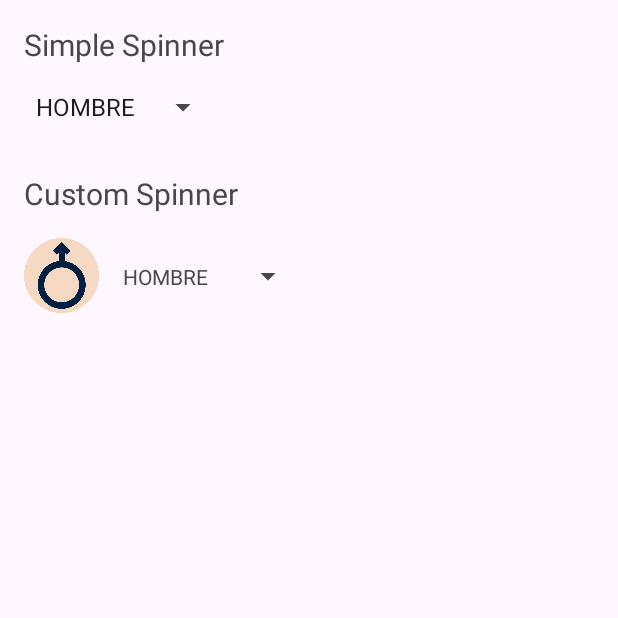
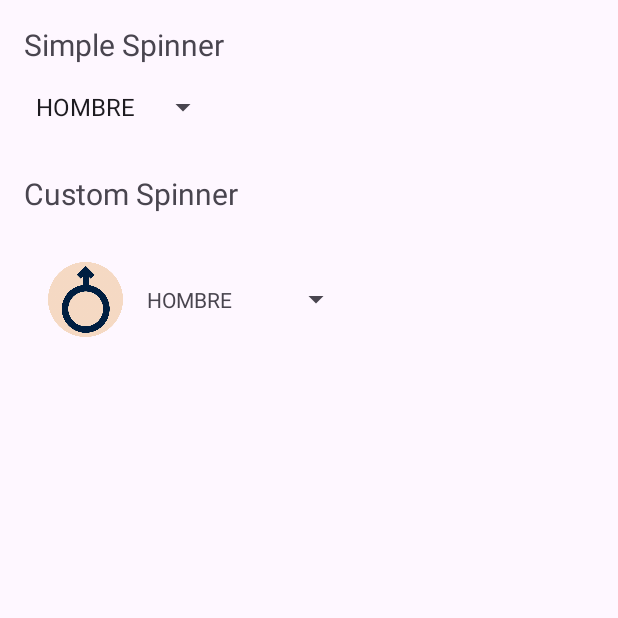
Before and after one commit to ieslavereda/SpinnerAndroidExample, an Android app: the screen it shows after launch (MainActivity), on a phone screen of 412 x 824 dp, the top half of it. Run offline under Robolectric (Android 15) with nearby library versions, the phone set to English and light mode, and no system bars.

Commit message:
Inicial commit

```diff
--- a/app/src/main/java/es/ieslavereda/myapplication/CustomArrayAdapter.java
+++ b/app/src/main/java/es/ieslavereda/myapplication/CustomArrayAdapter.java
@@ -12,15 +12,18 @@ import androidx.annotation.NonNull;
 import androidx.annotation.Nullable;
 
 import java.util.ArrayList;
-import java.util.Arrays;
 import java.util.List;
 
 public class CustomArrayAdapter<T extends Listable> extends ArrayAdapter<T> {
 
-    private List<T> objects;
+    private int resource;
+
+    public CustomArrayAdapter(@NonNull Context context, int resource, @NonNull List<T> objects) {
+        super(context, resource, objects);
+        this.resource = resource;
+    }
     public CustomArrayAdapter(@NonNull Context context, int resource, @NonNull T[] objects) {
-        super(context, resource, objects);
-        this.objects = new ArrayList<>(Arrays.asList(objects));
+        this(context, resource, new ArrayList<>(List.of(objects)));
     }
 
     @NonNull
@@ -29,16 +32,16 @@ public class CustomArrayAdapter<T extends Listable> extends ArrayAdapter<T> {
 
         View listItem = convertView;
         if(listItem == null)
-            listItem = LayoutInflater.from(getContext()).inflate(R.layout.spinner,parent,false);
+            listItem = LayoutInflater.from(getContext()).inflate(resource,parent,false);
 
-        T object = objects.get(position);
+        T object = getItem(position);
 
         ImageView image = listItem.findViewById(R.id.imageView);
 
         image.setImageResource(object.getDrawableSimbol());
 
         TextView name = listItem.findViewById(R.id.text);
-        name.setText(object.getText());
+        name.setText(object.getDescription());
 
         return listItem;
     }
@@ -47,16 +50,16 @@ public class CustomArrayAdapter<T extends Listable> extends ArrayAdapter<T> {
     public View getDropDownView(int position, @Nullable View convertView, @NonNull ViewGroup parent) {
         View listItem = convertView;
         if(listItem == null)
-            listItem = LayoutInflater.from(getContext()).inflate(R.layout.spinner,parent,false);
+            listItem = LayoutInflater.from(getContext()).inflate(resource,parent,false);
 
-        T object = objects.get(position);
+        T object = getItem(position);
 
         ImageView image = listItem.findViewById(R.id.imageView);
 
         image.setImageResource(object.getDrawableImage());
 
         TextView name = listItem.findViewById(R.id.text);
-        name.setText(object.getText());
+        name.setText(object.getDescription());
 
         return listItem;
     }
--- a/app/src/main/java/es/ieslavereda/myapplication/Listable.java
+++ b/app/src/main/java/es/ieslavereda/myapplication/Listable.java
@@ -1,7 +1,7 @@
 package es.ieslavereda.myapplication;
 
 public interface Listable {
-    String getText();
+    String getDescription();
     int getDrawableSimbol();
     int getDrawableImage();
 }
--- a/app/src/main/java/es/ieslavereda/myapplication/MainActivity.java
+++ b/app/src/main/java/es/ieslavereda/myapplication/MainActivity.java
@@ -21,7 +21,7 @@ public class MainActivity extends AppCompatActivity {
 
         simpleSpinner.setAdapter(new ArrayAdapter<>(this, android.R.layout.simple_spinner_item,Sexo.values()));
 
-        spinner.setAdapter(new CustomArrayAdapter<Sexo>(this,android.R.layout.simple_spinner_item,Sexo.values()));
+        spinner.setAdapter(new CustomArrayAdapter<Sexo>(this,R.layout.custom_spinner_item,Sexo.values()));
 
     }
 
@@ -29,18 +29,18 @@ public class MainActivity extends AppCompatActivity {
         HOMBRE,MUJER;
 
         @Override
-        public String getText() {
+        public String getDescription() {
             return this.name();
         }
 
         @Override
         public int getDrawableSimbol() {
-            return (Sexo.valueOf(this.name()).equals(HOMBRE))?R.drawable.s_mas:R.drawable.s_fem;
+            return this.equals(HOMBRE)?R.drawable.s_mas:R.drawable.s_fem;
         }
 
         @Override
         public int getDrawableImage() {
-            return (Sexo.valueOf(this.name()).equals(HOMBRE))?R.drawable.i_mas:R.drawable.i_fem;
+            return this.equals(HOMBRE)?R.drawable.i_mas:R.drawable.i_fem;
         }
     }
 }
--- a/app/src/main/res/layout/spinner.xml
+++ b/app/src/main/res/layout/custom_spinner_item.xml
@@ -9,17 +9,23 @@
         android:id="@+id/text"
         android:layout_width="wrap_content"
         android:layout_height="wrap_content"
+        android:layout_marginEnd="16dp"
         android:padding="16dp"
         android:text="TextView"
-        app:layout_constraintBottom_toBottomOf="parent"
+        app:layout_constraintBottom_toBottomOf="@+id/imageView"
+        app:layout_constraintEnd_toEndOf="parent"
         app:layout_constraintStart_toEndOf="@+id/imageView"
-        app:layout_constraintTop_toTopOf="parent" />
+        app:layout_constraintTop_toTopOf="@+id/imageView" />
 
     <ImageView
         android:id="@+id/imageView"
         android:layout_width="50dp"
         android:layout_height="50dp"
+        android:layout_marginStart="16dp"
+        android:layout_marginTop="16dp"
+        android:layout_marginBottom="16dp"
+        app:layout_constraintBottom_toBottomOf="parent"
         app:layout_constraintStart_toStartOf="parent"
         app:layout_constraintTop_toTopOf="parent"
-        app:srcCompat="@drawable/ic_launcher_foreground" />
+        app:srcCompat="@drawable/ic_launcher_background" />
 </androidx.constraintlayout.widget.ConstraintLayout>
--- a/build.gradle
+++ b/build.gradle
@@ -1,5 +1,5 @@
 // Top-level build file where you can add configuration options common to all sub-projects/modules.
 plugins {
-    id 'com.android.application' version '8.3.0' apply false
-    id 'com.android.library' version '8.3.0' apply false
+    id 'com.android.application' version '8.3.1' apply false
+    id 'com.android.library' version '8.3.1' apply false
 }
```
